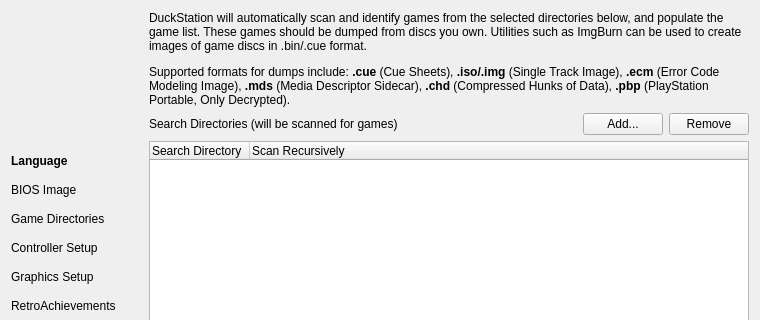
First picture: the form in src/duckstation-qt/setupwizarddialog.ui, repository stenzek/duckstation, before the edit; both pictures show x 0 to 760 and y 0 to 320 of the 760 by 498 pixel window.
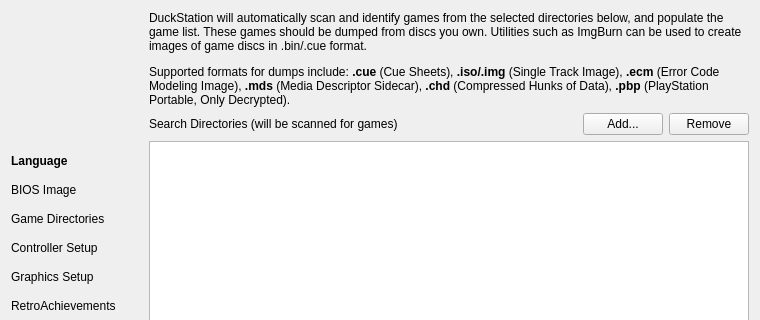
Second picture: the form after the edit. The open tabs and pages were chosen to show the change. Icons and pictures are not drawn. Custom widgets are drawn as their Qt base class.

Commit message:
Qt: Use item view for game list directories
Less duplication.

The edit to the form file:
```diff
--- a/src/duckstation-qt/setupwizarddialog.ui
+++ b/src/duckstation-qt/setupwizarddialog.ui
@@ -555,7 +555,7 @@
         </layout>
        </item>
        <item>
-        <widget class="QTreeWidget" name="searchDirectoryList">
+        <widget class="QTreeView" name="searchDirectoryList">
          <property name="contextMenuPolicy">
           <enum>Qt::ContextMenuPolicy::CustomContextMenu</enum>
          </property>
@@ -574,16 +574,6 @@
          <property name="uniformRowHeights">
           <bool>true</bool>
          </property>
-         <column>
-          <property name="text">
-           <string>Search Directory</string>
-          </property>
-         </column>
-         <column>
-          <property name="text">
-           <string>Scan Recursively</string>
-          </property>
-         </column>
         </widget>
        </item>
       </layout>
```
Left out of the diff: 3 changed lines with no effect on the pictures. The commit also changes 5 other files.
